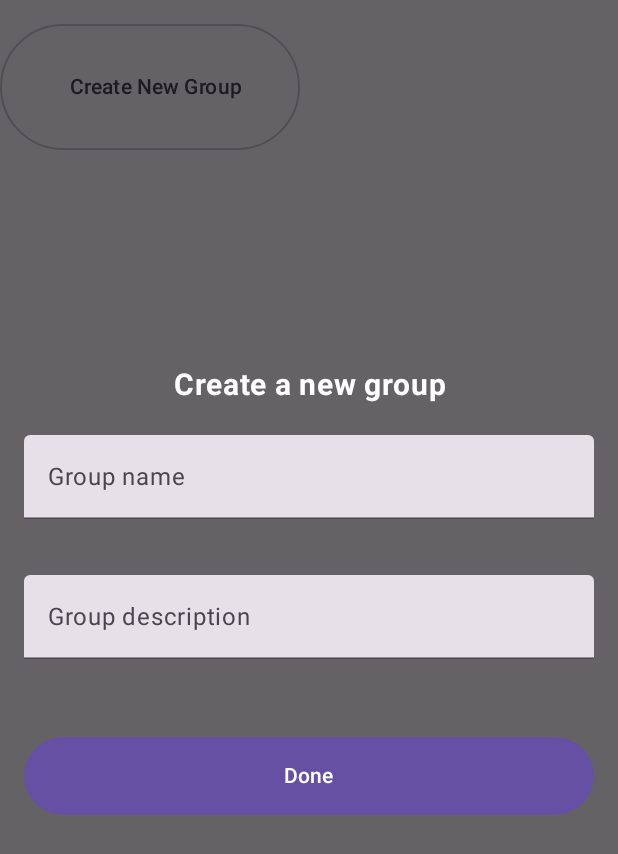
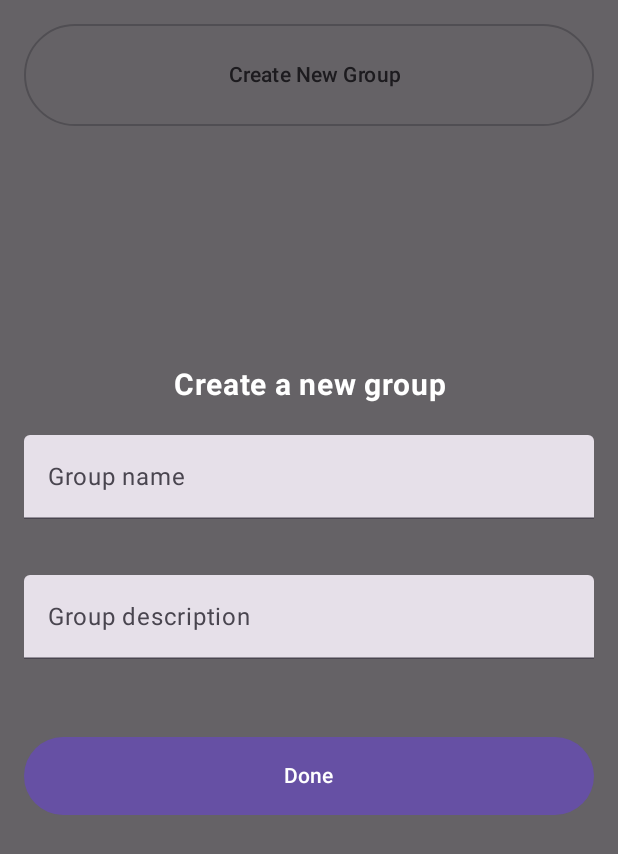
Before and after one commit to frmad/XPence-kotlin, an Android app built with Jetpack Compose: the composable createGroup shown on its own in the app's theme, after a tap on "Create New Group", on a phone screen of 412 x 824 dp. Shown: the top 854 px of the screen. Run offline under Robolectric (Android 15) with nearby library versions, the phone set to English and light mode, and no system bars; 3 statements that could not run were skipped.

Commit message:
update create group

```diff
--- a/app/src/commonMain/kotlin/sdu/mobile/xpence/ui/components/createGroup/CreateGroup.kt
+++ b/app/src/commonMain/kotlin/sdu/mobile/xpence/ui/components/createGroup/CreateGroup.kt
@@ -25,8 +25,8 @@ fun createGroup(){
         onClick = { isDialogVisible = true},
         modifier = Modifier
             .height(100.dp)
-            .width(200.dp)
-            .padding(top = 16.dp)
+            .fillMaxWidth()
+            .padding(16.dp)
     ) {
         Row(
             modifier = Modifier
@@ -135,7 +135,6 @@ fun createDialog(
                         }
                     }
 
-
                     onDismiss()
                 },
                 modifier = Modifier
--- a/app/src/commonMain/kotlin/sdu/mobile/xpence/ui/tabs/GroupTab.kt
+++ b/app/src/commonMain/kotlin/sdu/mobile/xpence/ui/tabs/GroupTab.kt
@@ -1,6 +1,9 @@
 package sdu.mobile.xpence.ui.tabs
 
 import androidx.compose.foundation.layout.Column
+import androidx.compose.foundation.layout.Column
+import androidx.compose.foundation.rememberScrollState
+import androidx.compose.foundation.verticalScroll
 import androidx.compose.material.icons.Icons
 import androidx.compose.material.icons.filled.CheckCircle
 import androidx.compose.material3.Text
@@ -18,6 +21,7 @@ import sdu.mobile.xpence.ui.utils.Group
 import sdu.mobile.xpence.ui.utils.QueryState
 import sdu.mobile.xpence.ui.utils.getGroups
 import sdu.mobile.xpence.ui.utils.usingAPI
+import sdu.mobile.xpence.ui.components.createGroup.createGroup
 
 object GroupTab : Tab {
     override val options: TabOptions
@@ -53,7 +57,7 @@ object GroupTab : Tab {
             is QueryState.Loading -> Text(text = "Loading")
             else -> {}
         }
-        CreateGroup()
+        createGroup()
     }
 }
 
```
